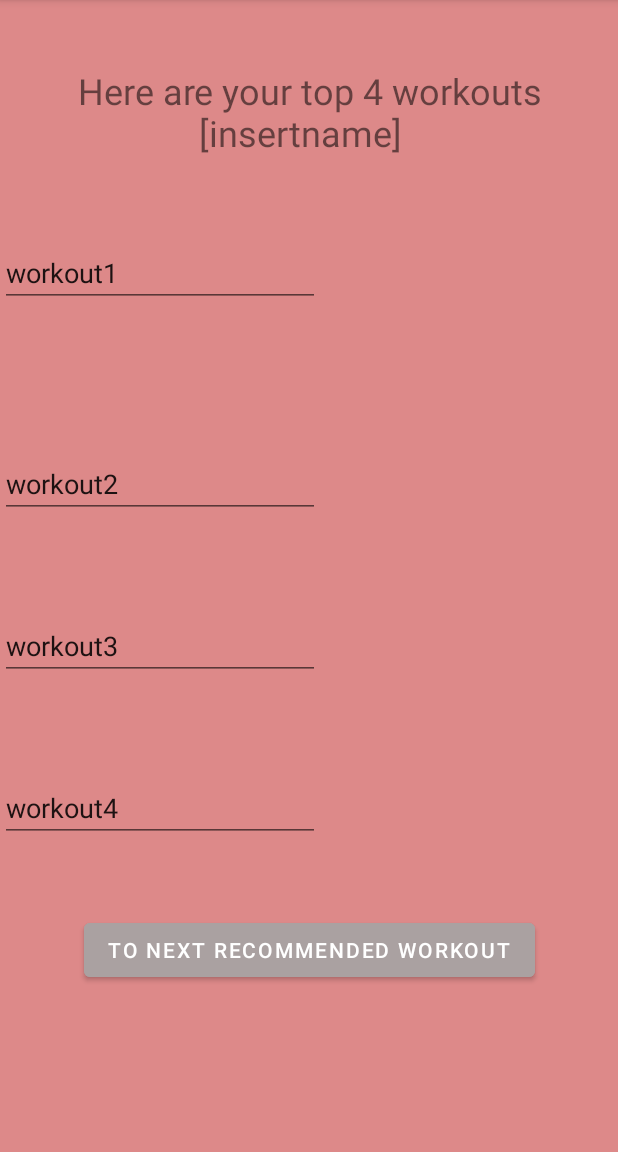
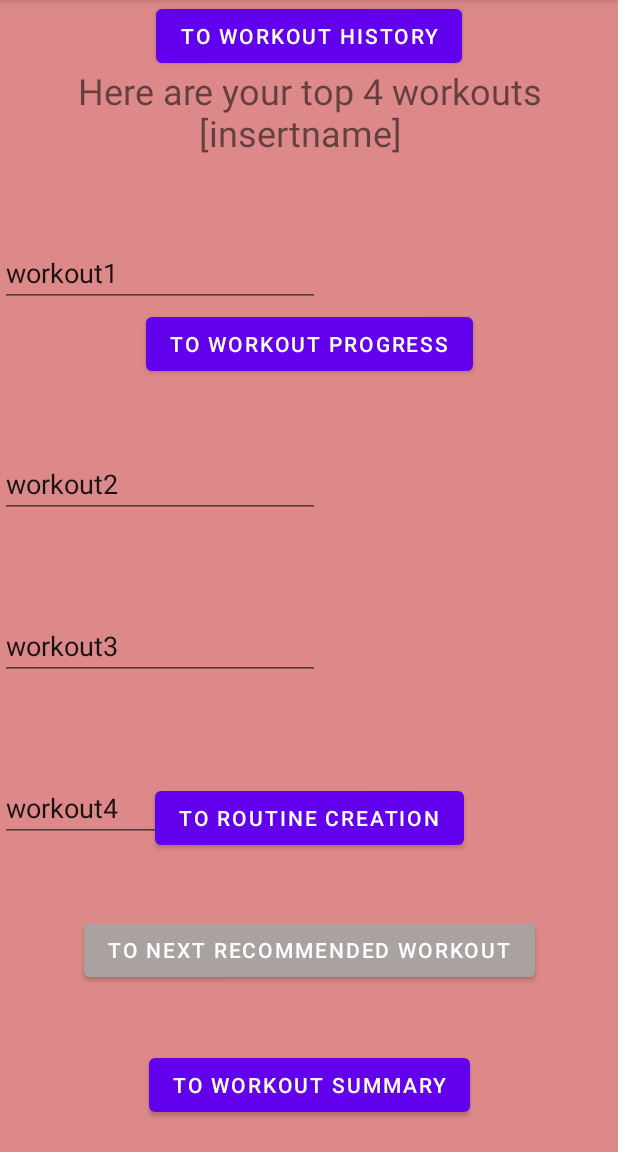
Before and after one commit to Twilli70/GymRat, an Android app: the WorkoutMenuFragment screen opened through its navigation route, on a phone screen of 412 x 824 dp, the part 84-1236 px from its top. Run offline under Robolectric (Android 15) with nearby library versions, the phone set to English and light mode, and no system bars.

Commit message:
Updated Navigation to add workout menu fragments

```diff
--- a/app/src/main/java/edu/towson/cosc412/martindale/gymrat/ui/NavController.java
+++ b/app/src/main/java/edu/towson/cosc412/martindale/gymrat/ui/NavController.java
@@ -6,7 +6,10 @@ public interface NavController {
     public void launchWorkoutMenu(View v);
     public void launchWorkoutDirectory(View v);
     public void launchUserProfile(View v);
-    public void launchPrevious(View v);
+    public void launchWorkoutHistory(View v);
     public void launchNextRecommended(View v);
     public void launchMainMenu(View v);
+    public void launchWorkoutSummary(View v);
+    public void launchWorkoutProgress(View v);
+    public void launchRoutineCreation(View v);
 }
--- a/app/src/main/java/edu/towson/cosc412/martindale/gymrat/ui/fragments/WorkoutMenuFragment.java
+++ b/app/src/main/java/edu/towson/cosc412/martindale/gymrat/ui/fragments/WorkoutMenuFragment.java
@@ -17,25 +17,44 @@ public class WorkoutMenuFragment extends Fragment {
         super(R.layout.fragment_workout_menu);
     }
 
-    private Button previousWorkoutsButton;
+    private Button workoutSummaryButton;
     private Button nextRecommendedButton;
+    private Button workoutHistoryButton;
+    private Button routineCreationButton;
+    private Button workoutProgressButton;
     private NavController navController;
 
     public View onCreateView(LayoutInflater inflater, ViewGroup container, Bundle savedInstanceState) {
         View view = inflater.inflate(R.layout.fragment_workout_menu, container, false);
 
+        workoutSummaryButton = view.findViewById(R.id.workoutSummaryBtn);
+        workoutHistoryButton = view.findViewById(R.id.workoutHistoryBtn);
+        routineCreationButton = view.findViewById(R.id.routineCreationBtn);
+        workoutProgressButton = view.findViewById(R.id.workoutProgressBtn);
         nextRecommendedButton = view.findViewById(R.id.nextRecommendedBtn);
         return view;
     }
 
     public void onViewCreated(View view, Bundle savedInstanceState) {
         super.onViewCreated(view, savedInstanceState);
-    /*    previousWorkoutsButton.setOnClickListener((View.OnClickListener)new View.OnClickListener() {
+        workoutSummaryButton.setOnClickListener((View.OnClickListener)new View.OnClickListener() {
             public final void onClick(View v) {
-                navController.launchPrevious(v);
+                navController.launchWorkoutSummary(v);
             }
         });
-        */
+        workoutHistoryButton.setOnClickListener((View.OnClickListener)new View.OnClickListener() {
+            public final void onClick(View v) {
+                navController.launchWorkoutHistory(v);
+            }
+        });
+        routineCreationButton.setOnClickListener((View.OnClickListener)new View.OnClickListener() {
+            public final void onClick(View v) {
+                navController.launchRoutineCreation(v);
+            }
+        });
+        workoutProgressButton.setOnClickListener((View.OnClickListener)new View.OnClickListener() {
+            public final void onClick(View v) { navController.launchWorkoutProgress(v); }
+        });
         nextRecommendedButton.setOnClickListener((View.OnClickListener)new View.OnClickListener() {
             public final void onClick(View v) {
                 navController.launchNextRecommended(v);
--- a/app/src/main/res/layout/fragment_previous.xml
+++ b/app/src/main/res/layout/fragment_workout_history.xml
@@ -10,7 +10,7 @@
         android:id="@+id/textView4"
         android:layout_width="wrap_content"
         android:layout_height="wrap_content"
-        android:text="This is the Previous Workouts Page"
+        android:text="this is the workout history page"
         app:layout_constraintBottom_toBottomOf="parent"
         app:layout_constraintEnd_toEndOf="parent"
         app:layout_constraintStart_toStartOf="parent"
--- a/app/src/main/res/layout/fragment_workout_menu.xml
+++ b/app/src/main/res/layout/fragment_workout_menu.xml
@@ -77,4 +77,45 @@
         app:layout_constraintBottom_toBottomOf="@+id/editTextTextPersonName4"
         tools:layout_editor_absoluteX="55dp" />
 
+    <Button
+        android:id="@+id/workoutSummaryBtn"
+        android:layout_width="wrap_content"
+        android:layout_height="wrap_content"
+        android:layout_marginTop="21dp"
+        android:text="To Workout Summary"
+        app:layout_constraintBottom_toBottomOf="parent"
+        app:layout_constraintEnd_toEndOf="parent"
+        app:layout_constraintStart_toStartOf="parent"
+        app:layout_constraintTop_toBottomOf="@+id/nextRecommendedBtn" />
+
+    <Button
+        android:id="@+id/workoutHistoryBtn"
+        android:layout_width="wrap_content"
+        android:layout_height="wrap_content"
+        android:text="To Workout History"
+        app:layout_constraintEnd_toEndOf="parent"
+        app:layout_constraintStart_toStartOf="parent"
+        app:layout_constraintTop_toTopOf="parent" />
+
+    <Button
+        android:id="@+id/routineCreationBtn"
+        android:layout_width="wrap_content"
+        android:layout_height="wrap_content"
+        android:layout_marginTop="69dp"
+        android:text="To Routine Creation"
+        app:layout_constraintBottom_toBottomOf="parent"
+        app:layout_constraintEnd_toEndOf="parent"
+        app:layout_constraintStart_toStartOf="parent"
+        app:layout_constraintTop_toBottomOf="@+id/workoutProgressBtn" />
+
+    <Button
+        android:id="@+id/workoutProgressBtn"
+        android:layout_width="wrap_content"
+        android:layout_height="wrap_content"
+        android:layout_marginTop="157dp"
+        android:text="To Workout Progress"
+        app:layout_constraintEnd_toEndOf="parent"
+        app:layout_constraintStart_toStartOf="parent"
+        app:layout_constraintTop_toBottomOf="@+id/workoutHistoryBtn" />
+
 </androidx.constraintlayout.widget.ConstraintLayout>
--- a/app/src/main/res/navigation/nav_graph.xml
+++ b/app/src/main/res/navigation/nav_graph.xml
@@ -28,9 +28,9 @@
         android:name="edu.towson.cosc412.martindale.gymrat.ui.fragments.NextRecommendedWorkoutFragment"
         android:label="NextRecommendedWorkoutFragment" />
     <fragment
-        android:id="@+id/previousWorkoutsFragment"
-        android:name="edu.towson.cosc412.martindale.gymrat.ui.fragments.PreviousWorkoutsFragment"
-        android:label="PreviousWorkoutsFragment" />
+        android:id="@+id/WorkoutHistoryFragment"
+        android:name="edu.towson.cosc412.martindale.gymrat.ui.fragments.WorkoutHistoryFragment"
+        android:label="WorkoutHistoryFragment" />
     <fragment
         android:id="@+id/workoutDirectoryFragment"
         android:name="edu.towson.cosc412.martindale.gymrat.ui.fragments.WorkoutDirectoryFragment"
@@ -40,15 +40,36 @@
         android:name="edu.towson.cosc412.martindale.gymrat.ui.fragments.WorkoutMenuFragment"
         android:label="WorkoutMenuFragment" >
         <action
-            android:id="@+id/action_workoutMenuFragment_to_previousWorkoutsFragment"
-            app:destination="@id/previousWorkoutsFragment" />
-        <action
             android:id="@+id/action_workoutMenuFragment_to_nextRecommendedWorkoutFragment"
             app:destination="@id/nextRecommendedWorkoutFragment" />
+        <action
+            android:id="@+id/action_workoutMenuFragment_to_routineCreationFragment"
+            app:destination="@id/routineCreationFragment" />
+        <action
+            android:id="@+id/action_workoutMenuFragment_to_workoutSummaryFragment"
+            app:destination="@id/workoutSummaryFragment" />
+        <action
+            android:id="@+id/action_workoutMenuFragment_to_workoutProgressFragment"
+            app:destination="@id/workoutProgressFragment" />
+        <action
+            android:id="@+id/action_workoutMenuFragment_to_WorkoutHistoryFragment"
+            app:destination="@id/WorkoutHistoryFragment" />
     </fragment>
     <activity
         android:id="@+id/mainActivity3"
         android:name="edu.towson.cosc412.martindale.gymrat.ui.activities.MainActivity"
         android:label="activity_main"
         tools:layout="@layout/activity_main" />
+    <fragment
+        android:id="@+id/routineCreationFragment"
+        android:name="edu.towson.cosc412.martindale.gymrat.ui.fragments.RoutineCreationFragment"
+        android:label="RoutineCreationFragment" />
+    <fragment
+        android:id="@+id/workoutSummaryFragment"
+        android:name="edu.towson.cosc412.martindale.gymrat.ui.fragments.WorkoutSummaryFragment"
+        android:label="WorkoutSummaryFragment" />
+    <fragment
+        android:id="@+id/workoutProgressFragment"
+        android:name="edu.towson.cosc412.martindale.gymrat.ui.fragments.WorkoutProgressFragment"
+        android:label="WorkoutProgressFragment" />
 </navigation>
```
Also changed, not shown: app/src/main/java/edu/towson/cosc412/martindale/gymrat/ui/activities/NavigationActivity.java (+17 -2 lines), app/src/main/java/edu/towson/cosc412/martindale/gymrat/ui/fragments/RoutineCreationFragment.java (added, +17 -0 lines), app/src/main/java/edu/towson/cosc412/martindale/gymrat/ui/fragments/WorkoutHistoryFragment.java (added, +19 -0 lines), app/src/main/java/edu/towson/cosc412/martindale/gymrat/ui/fragments/WorkoutProgressFragment.java (added, +17 -0 lines), app/src/main/java/edu/towson/cosc412/martindale/gymrat/ui/fragments/WorkoutSummaryFragment.java (renamed from app/src/main/java/edu/towson/cosc412/martindale/gymrat/ui/fragments/PreviousWorkoutsFragment.java, +3 -7 lines), app/src/main/res/layout/fragment_routine_creation.xml (added, +14 -0 lines), app/src/main/res/layout/fragment_workout_progress.xml (added, +14 -0 lines), app/src/main/res/layout/fragment_workout_summary.xml (added, +14 -0 lines).
